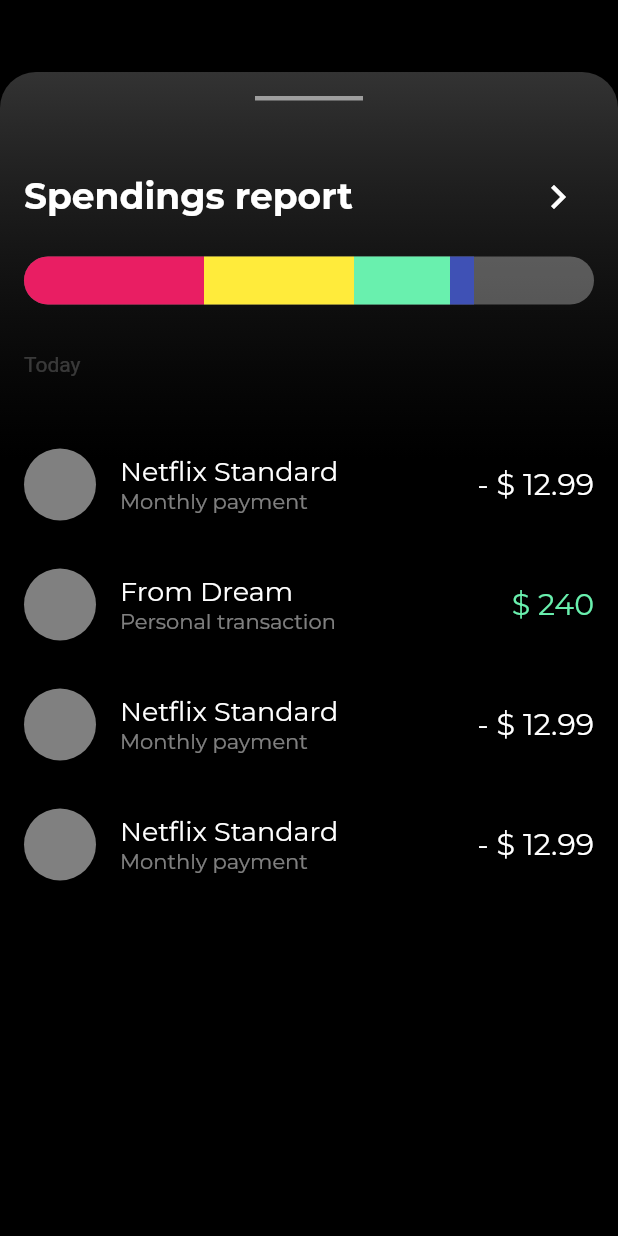
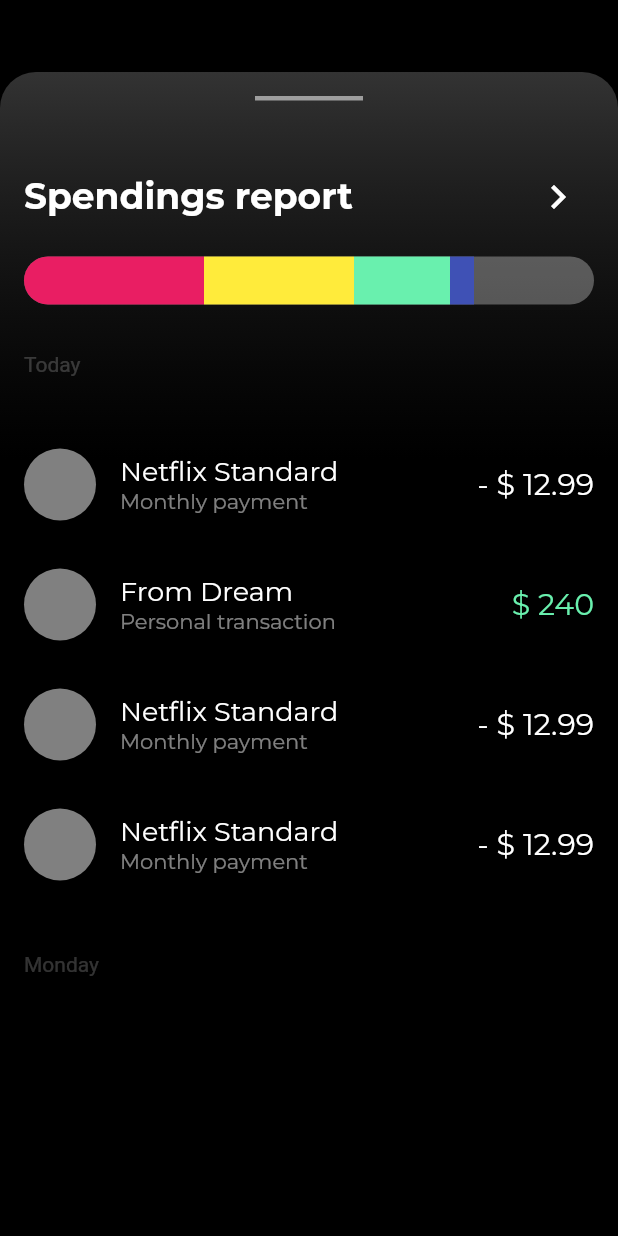
Before and after one commit to JAICHANGPARK/flutter_notebook_8th_story, a Flutter app: the screen it shows after launch, on a phone screen of 412 x 824 dp. Run offline on Flutter 3.47's test engine with Material 2 defaults, Android fonts, the phone set to English and light mode, and no system bars; our stand-ins replace badges, flutter_hooks, google_fonts, hooks_riverpod, state_notifier.

Commit message:
Update bank_main_page.dart

```diff
--- a/lib/ep594_banking_app/bank_main_page.dart
+++ b/lib/ep594_banking_app/bank_main_page.dart
@@ -254,7 +254,14 @@ class _BankMainPageState extends State<BankMainPage> {
                               )
                             ],
                           ),
-                        )
+                        ),
+                        Padding(
+                          padding: const EdgeInsets.symmetric(vertical: 32),
+                          child: Text(
+                            "Monday",
+                            style: TextStyle(color: Colors.white.withOpacity(0.2)),
+                          ),
+                        ),
                       ],
                     ),
                   ),
```
